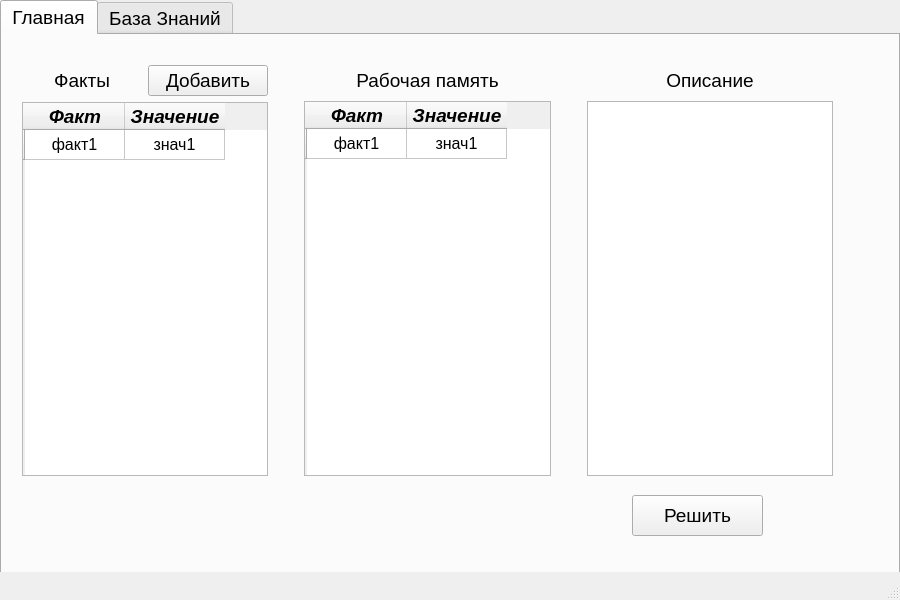
yurchest/Diplom, file UI/new_form.ui: the form before one commit.
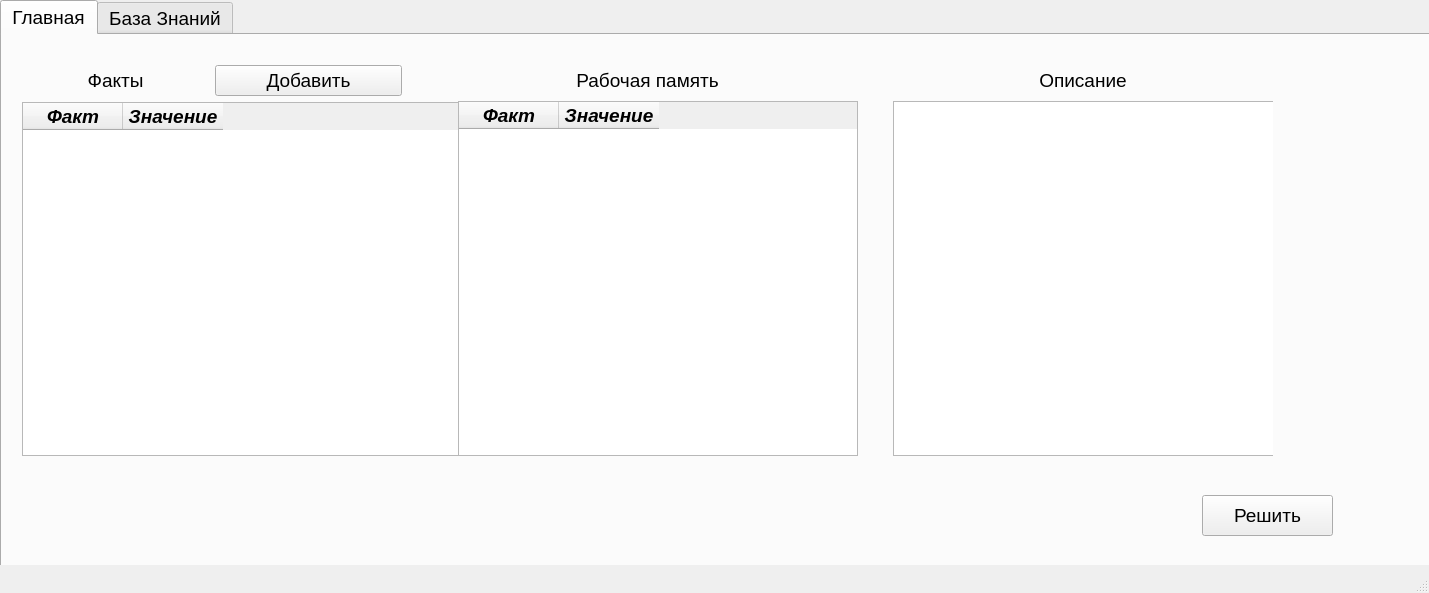
The form after the commit. The open tabs and pages were chosen to show the change.

Patch:
```diff
--- a/UI/new_form.ui
+++ b/UI/new_form.ui
@@ -6,8 +6,8 @@
    <rect>
     <x>0</x>
     <y>0</y>
-    <width>900</width>
-    <height>600</height>
+    <width>1429</width>
+    <height>593</height>
    </rect>
   </property>
   <property name="font">
@@ -25,8 +25,8 @@
      <rect>
       <x>0</x>
       <y>0</y>
-      <width>900</width>
-      <height>580</height>
+      <width>1441</width>
+      <height>581</height>
      </rect>
     </property>
     <property name="font">
@@ -58,8 +58,8 @@
        <rect>
         <x>20</x>
         <y>30</y>
-        <width>811</width>
-        <height>411</height>
+        <width>1251</width>
+        <height>391</height>
        </rect>
       </property>
       <layout class="QHBoxLayout" name="horizontalLayout_3">
@@ -91,17 +91,12 @@
          </item>
          <item>
           <widget class="QTableWidget" name="tableWidget">
-           <row>
-            <property name="text">
-             <string/>
-            </property>
-            <property name="font">
-             <font>
-              <family>Arial</family>
-              <pointsize>12</pointsize>
-             </font>
-            </property>
-           </row>
+           <property name="minimumSize">
+            <size>
+             <width>500</width>
+             <height>0</height>
+            </size>
+           </property>
            <column>
             <property name="text">
              <string>Факт</string>
@@ -136,32 +131,6 @@
              <set>AlignCenter</set>
             </property>
            </column>
-           <item row="0" column="0">
-            <property name="text">
-             <string>факт1</string>
-            </property>
-            <property name="font">
-             <font>
-              <pointsize>12</pointsize>
-             </font>
-            </property>
-            <property name="textAlignment">
-             <set>AlignCenter</set>
-            </property>
-           </item>
-           <item row="0" column="1">
-            <property name="text">
-             <string>знач1</string>
-            </property>
-            <property name="font">
-             <font>
-              <pointsize>12</pointsize>
-             </font>
-            </property>
-            <property name="textAlignment">
-             <set>AlignCenter</set>
-            </property>
-           </item>
           </widget>
          </item>
         </layout>
@@ -171,9 +140,12 @@
          <property name="orientation">
           <enum>Qt::Horizontal</enum>
          </property>
+         <property name="sizeType">
+          <enum>QSizePolicy::Minimum</enum>
+         </property>
          <property name="sizeHint" stdset="0">
           <size>
-           <width>40</width>
+           <width>50</width>
            <height>20</height>
           </size>
          </property>
@@ -203,17 +175,12 @@
          </item>
          <item>
           <widget class="QTableWidget" name="tableWidget_2">
-           <row>
-            <property name="text">
-             <string/>
-            </property>
-            <property name="font">
-             <font>
-              <family>Arial</family>
-              <pointsize>12</pointsize>
-             </font>
-            </property>
-           </row>
+           <property name="minimumSize">
+            <size>
+             <width>400</width>
+             <height>0</height>
+            </size>
+           </property>
            <column>
             <property name="text">
              <string>Факт</string>
@@ -248,32 +215,6 @@
              <set>AlignCenter</set>
             </property>
            </column>
-           <item row="0" column="0">
-            <property name="text">
-             <string>факт1</string>
-            </property>
-            <property name="font">
-             <font>
-              <pointsize>12</pointsize>
-             </font>
-            </property>
-            <property name="textAlignment">
-             <set>AlignCenter</set>
-            </property>
-           </item>
-           <item row="0" column="1">
-            <property name="text">
-             <string>знач1</string>
-            </property>
-            <property name="font">
-             <font>
-              <pointsize>12</pointsize>
-             </font>
-            </property>
-            <property name="textAlignment">
-             <set>AlignCenter</set>
-            </property>
-           </item>
           </widget>
          </item>
         </layout>
@@ -283,9 +224,12 @@
          <property name="orientation">
           <enum>Qt::Horizontal</enum>
          </property>
+         <property name="sizeType">
+          <enum>QSizePolicy::Minimum</enum>
+         </property>
          <property name="sizeHint" stdset="0">
           <size>
-           <width>40</width>
+           <width>50</width>
            <height>20</height>
           </size>
          </property>
@@ -310,7 +254,14 @@
           </widget>
          </item>
          <item>
-          <widget class="QTextBrowser" name="textBrowser"/>
+          <widget class="QTextBrowser" name="textBrowser">
+           <property name="minimumSize">
+            <size>
+             <width>400</width>
+             <height>0</height>
+            </size>
+           </property>
+          </widget>
          </item>
         </layout>
        </item>
@@ -319,7 +270,7 @@
      <widget class="QPushButton" name="pushButton_2">
       <property name="geometry">
        <rect>
-        <x>630</x>
+        <x>1200</x>
         <y>460</y>
         <width>131</width>
         <height>41</height>
```
Left out of the diff: 7 changed lines with no effect on the pictures.
